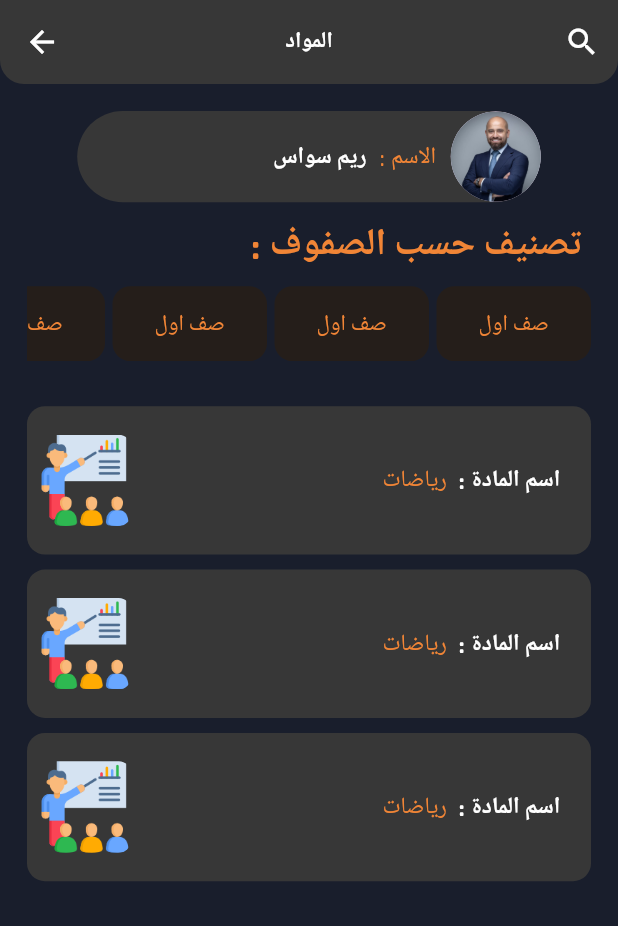
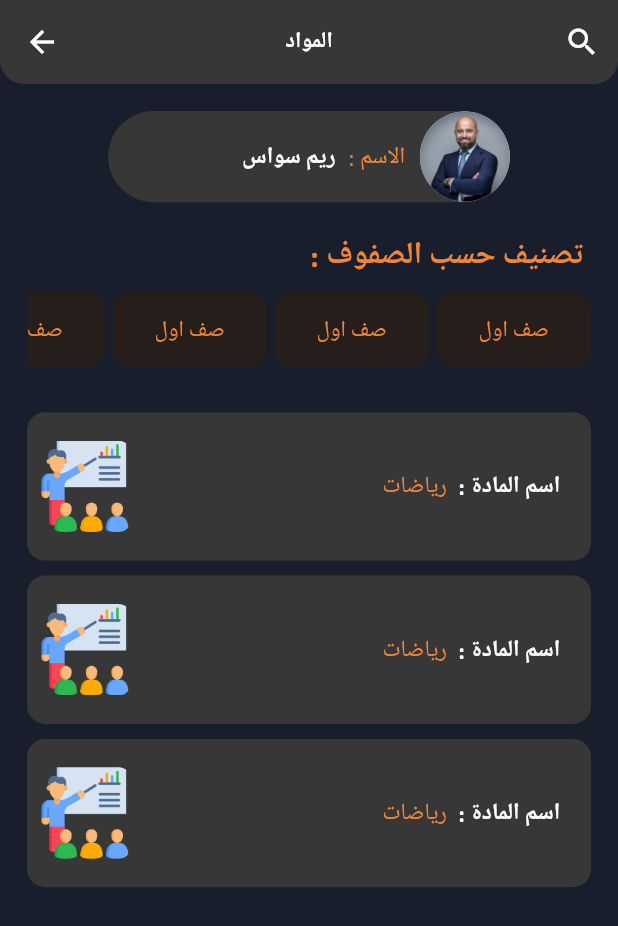
Before and after one commit to Taha12aas/userqueize, a Flutter app: the HomeView screen opened by its route, after a tap on "المواد", on a phone screen of 412 x 824 dp. Shown: the top 926 px of the screen. Run offline on Flutter 3.47's test engine with Material 3 defaults, Android fonts, the phone set to English and light mode, and no system bars; missing offline and left inert: font_awesome_icon_class; project files that could hold a hidden picture were left out.

Commit message:
edit FontStyleApp CreateQuestionsView and  edit SubjectsView in sizedbox and edit MainCategoriesSection text style and TeacherProfileCard  edit screenWidth and  add textStyleOrangeBold20

```diff
--- a/lib/Mobile/views/create_questions_view.dart
+++ b/lib/Mobile/views/create_questions_view.dart
@@ -4,6 +4,7 @@ import 'package:userqueize/Mobile/widgets/teachers_view_and_subjects_view/card_s
 import 'package:userqueize/Mobile/widgets/teachers_view_and_subjects_view/list_view_buttin_class.dart';
 import 'package:userqueize/utils/custom_app_bar.dart';
 import 'package:userqueize/utils/font_style.dart';
+import 'package:userqueize/utils/responsive_text.dart';
 
 class CreateQuestionsView extends StatelessWidget {
   const CreateQuestionsView({super.key});
@@ -11,15 +12,16 @@ class CreateQuestionsView extends StatelessWidget {
   @override
   Widget build(BuildContext context) {
     return Scaffold(
-      appBar: customAppBar('أنشاء اسئلة',context),
+      appBar: customAppBar('أختيار مادة', context),
       body: Padding(
         padding: const EdgeInsets.all(18),
         child: Column(
           crossAxisAlignment: CrossAxisAlignment.end,
           children: [
-            const Text(
+            Text(
               ' : تصنيف حسب الصفوف ',
-              style: FontStyleApp.textStyleOrangeBold25,
+              style: FontStyleApp.textStyleOrangeBold20
+                  .copyWith(fontSize: getResponsiveText(context, 20)),
             ),
             const ListViewButtonClass(),
             const SizedBox(
--- a/lib/Mobile/views/subjects_view.dart
+++ b/lib/Mobile/views/subjects_view.dart
@@ -4,6 +4,7 @@ import 'package:userqueize/Mobile/widgets/teachers_view_and_subjects_view/list_v
 import 'package:userqueize/Mobile/widgets/teachers_view_and_subjects_view/teacher_profile_card.dart';
 import 'package:userqueize/utils/custom_app_bar.dart';
 import 'package:userqueize/utils/font_style.dart';
+import 'package:userqueize/utils/responsive_text.dart';
 
 class SubjectsView extends StatelessWidget {
   const SubjectsView({super.key});
@@ -11,25 +12,26 @@ class SubjectsView extends StatelessWidget {
   @override
   Widget build(BuildContext context) {
     return Scaffold(
-      appBar: customAppBar('المواد',context),
-      body: const Padding(
-        padding: EdgeInsets.all(18),
+      appBar: customAppBar('المواد', context),
+      body: Padding(
+        padding: const EdgeInsets.all(18),
         child: Column(
           crossAxisAlignment: CrossAxisAlignment.end,
           children: [
-            Align(alignment: Alignment.center, child: TeacherProfileCard()),
-            SizedBox(
-              height: 10,
+            const Align(alignment: Alignment.center, child: TeacherProfileCard()),
+            const SizedBox(
+              height: 20,
             ),
             Text(
               ' : تصنيف حسب الصفوف ',
-              style: FontStyleApp.textStyleOrangeBold25,
+              style: FontStyleApp.textStyleOrangeBold20
+                  .copyWith(fontSize: getResponsiveText(context, 20)),
             ),
-            ListViewButtonClass(),
-            SizedBox(
+            const ListViewButtonClass(),
+            const SizedBox(
               height: 20,
             ),
-            Expanded(child: ListViewCardSubjects())
+            const Expanded(child: ListViewCardSubjects())
           ],
         ),
       ),
--- a/lib/Mobile/widgets/home_view/main_categories_section.dart
+++ b/lib/Mobile/widgets/home_view/main_categories_section.dart
@@ -1,6 +1,6 @@
 import 'package:flutter/material.dart';
 import 'package:userqueize/utils/constants.dart';
-import 'package:userqueize/utils/responsive_text.dart';
+import 'package:userqueize/utils/font_style.dart';
 
 //Container الموجود في الصفحة الرئيسة
 class MainCategoriesSection extends StatelessWidget {
@@ -34,14 +34,9 @@ class MainCategoriesSection extends StatelessWidget {
             children: [
               Image.asset(image, height: screenHeight * 0.08),
               const SizedBox(height: 10),
-              Text(
-                label,
-                style: TextStyle(
-                  color: kOrangeColor,
-                  fontSize: getResponsiveText(context, 30),
-                  fontWeight: FontWeight.bold,
-                ),
-              ),
+              Text(label,
+                  style: FontStyleApp.textStyleOrangeBold25
+                      .copyWith(fontSize: 25)),
             ],
           ),
         ),
--- a/lib/Mobile/widgets/teachers_view_and_subjects_view/teacher_profile_card.dart
+++ b/lib/Mobile/widgets/teachers_view_and_subjects_view/teacher_profile_card.dart
@@ -19,7 +19,7 @@ class TeacherProfileCard extends StatelessWidget {
         Navigator.pushNamed(context, TeacherProfileView.id);
       },
       child: Container(
-        width: screenWidth * 0.75,
+        width: screenWidth * 0.65,
         padding: EdgeInsets.symmetric(vertical: screenWidth * 0.001),
         decoration: BoxDecoration(
           color: kAshenColor,
--- a/lib/utils/font_style.dart
+++ b/lib/utils/font_style.dart
@@ -10,6 +10,9 @@ class FontStyleApp {
       fontWeight: FontWeight.normal, fontSize: 18, color: kOrangeColor);
   static const textStyleOrangeBold25 =
       TextStyle(fontWeight: FontWeight.bold, fontSize: 25, color: kOrangeColor);
+  static const textStyleOrangeBold20 =
+      TextStyle(fontWeight: FontWeight.bold, fontSize: 20, color: kOrangeColor);
+
   static const textStylewite15 =
       TextStyle(fontWeight: FontWeight.bold, fontSize: 15, color: Colors.white);
   static const appName =
```
